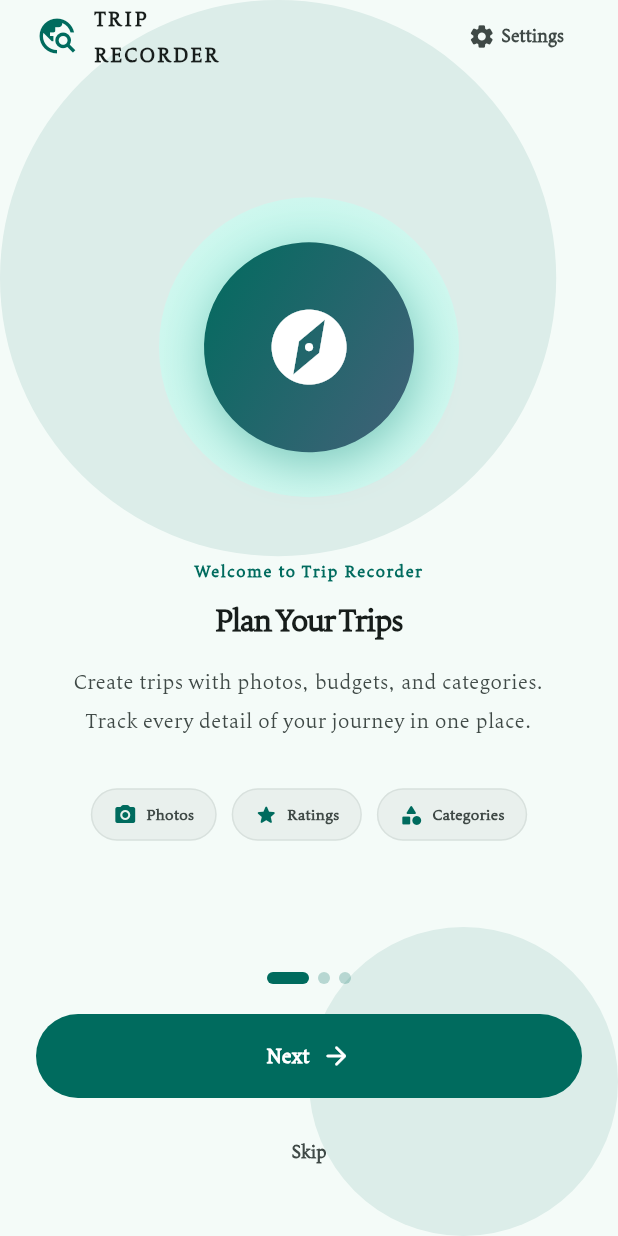
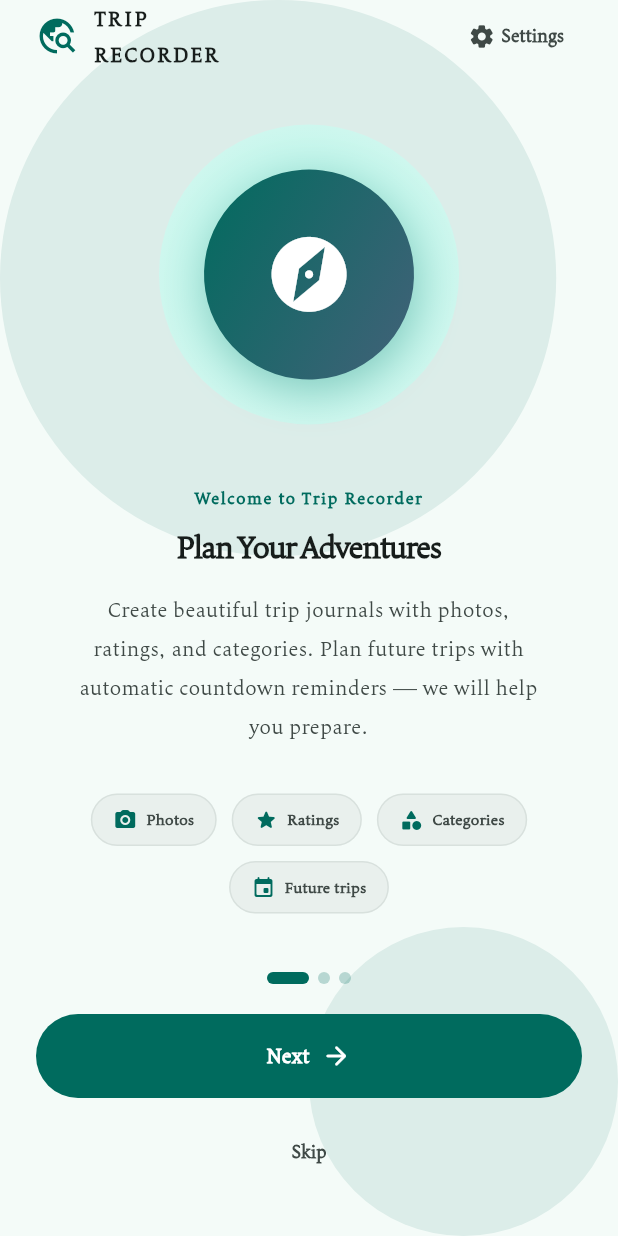
Before and after one commit to apollocked/Trip_recorder_app, a Flutter app: the screen it shows after launch, on a phone screen of 412 x 824 dp. Run offline on Flutter 3.47's test engine with Material 3 defaults, Android fonts, the phone set to English and light mode, and no system bars; our stand-ins replace fl_chart, flutter_dotenv, flutter_local_notifications, go_router, image_picker, permission_handler and 5 more; accounts and stored records are empty.

Commit message:
Update : the UI and the logical fuctionality of the app

```diff
--- a/lib/core/l10n/app_en.arb
+++ b/lib/core/l10n/app_en.arb
@@ -56,15 +56,15 @@
   "onboardingBadgeFavorites": "Favorites",
   "onboardingBadgeTimeline": "Timeline",
   "onboardingBadgeConverter": "Converter",
-  "onboardingTitle1": "Plan Your Trips",
-  "onboardingDesc1": "Create trips with photos, budgets, and categories. Track every detail of your journey in one place.",
-  "onboardingTip1": "Tip: Tap + to create your first trip",
-  "onboardingTitle2": "Stay Organized",
-  "onboardingDesc2": "Manage packing checklists, track expenses by category, and keep a travel journal with photos.",
-  "onboardingTip2": "Tip: Swipe left on items to delete them",
-  "onboardingTitle3": "Private & Offline",
-  "onboardingDesc3": "No account needed. All your data stays safely on your device. Your privacy is built in.",
-  "onboardingTip3": "Tip: View Statistics for travel insights",
+  "onboardingTitle1": "Plan Your Adventures",
+  "onboardingDesc1": "Create beautiful trip journals with photos, ratings, and categories. Plan future trips with automatic countdown reminders — we will help you prepare.",
+  "onboardingTip1": "Tip: Add a future trip and get countdown reminders",
+  "onboardingTitle2": "Get Ready to Go",
+  "onboardingDesc2": "Smart packing lists, expense tracking, and a travel journal keep you organized. Get notified before departure so you never miss a trip.",
+  "onboardingTip2": "Tip: Long-press a future trip to reschedule or edit it",
+  "onboardingTitle3": "Your Travel Timeline",
+  "onboardingDesc3": "Relive past trips as beautiful memories. Explore statistics, save favorites, convert currencies — all offline and private, with no account needed.",
+  "onboardingTip3": "Tip: Browse Memories to relive your journeys",
   "fabTooltip": "Create a new trip",
   "firstLaunchHint": "Tap + to start planning your first trip!",
   "nextLabel": "Next",
@@ -269,5 +269,9 @@
   },
   "thisWeek": "This Week",
   "thisMonth": "This Month",
-  "comingSoon": "Coming Soon"
+  "comingSoon": "Coming Soon",
+  "onboardingBadgeFutureTrips": "Future trips",
+  "onboardingBadgeReminders": "Reminders",
+  "onboardingBadgeMemories": "Memories",
+  "onboardingBadgeOffline": "Offline"
 }
--- a/lib/core/l10n/app_localizations.dart
+++ b/lib/core/l10n/app_localizations.dart
@@ -445,55 +445,55 @@ abstract class AppLocalizations {
   /// No description provided for @onboardingTitle1.
   ///
   /// In en, this message translates to:
-  /// **'Plan Your Trips'**
+  /// **'Plan Your Adventures'**
   String get onboardingTitle1;
 
   /// No description provided for @onboardingDesc1.
   ///
   /// In en, this message translates to:
-  /// **'Create trips with photos, budgets, and categories. Track every detail of your journey in one place.'**
+  /// **'Create beautiful trip journals with photos, ratings, and categories. Plan future trips with automatic countdown reminders — we will help you prepare.'**
   String get onboardingDesc1;
 
   /// No description provided for @onboardingTip1.
   ///
   /// In en, this message translates to:
-  /// **'Tip: Tap + to create your first trip'**
+  /// **'Tip: Add a future trip and get countdown reminders'**
   String get onboardingTip1;
 
   /// No description provided for @onboardingTitle2.
   ///
   /// In en, this message translates to:
-  /// **'Stay Organized'**
+  /// **'Get Ready to Go'**
   String get onboardingTitle2;
 
   /// No description provided for @onboardingDesc2.
   ///
   /// In en, this message translates to:
-  /// **'Manage packing checklists, track expenses by category, and keep a travel journal with photos.'**
+  /// **'Smart packing lists, expense tracking, and a travel journal keep you organized. Get notified before departure so you never miss a trip.'**
   String get onboardingDesc2;
 
   /// No description provided for @onboardingTip2.
   ///
   /// In en, this message translates to:
-  /// **'Tip: Swipe left on items to delete them'**
+  /// **'Tip: Long-press a future trip to reschedule or edit it'**
   String get onboardingTip2;
 
   /// No description provided for @onboardingTitle3.
   ///
   /// In en, this message translates to:
-  /// **'Private & Offline'**
+  /// **'Your Travel Timeline'**
   String get onboardingTitle3;
 
   /// No description provided for @onboardingDesc3.
   ///
   /// In en, this message translates to:
-  /// **'No account needed. All your data stays safely on your device. Your privacy is built in.'**
+  /// **'Relive past trips as beautiful memories. Explore statistics, save favorites, convert currencies — all offline and private, with no account needed.'**
   String get onboardingDesc3;
 
   /// No description provided for @onboardingTip3.
   ///
   /// In en, this message translates to:
-  /// **'Tip: View Statistics for travel insights'**
+  /// **'Tip: Browse Memories to relive your journeys'**
   String get onboardingTip3;
 
   /// No description provided for @fabTooltip.
@@ -1353,6 +1353,30 @@ abstract class AppLocalizations {
   /// In en, this message translates to:
   /// **'Coming Soon'**
   String get comingSoon;
+
+  /// No description provided for @onboardingBadgeFutureTrips.
+  ///
+  /// In en, this message translates to:
+  /// **'Future trips'**
+  String get onboardingBadgeFutureTrips;
+
+  /// No description provided for @onboardingBadgeReminders.
+  ///
+  /// In en, this message translates to:
+  /// **'Reminders'**
+  String get onboardingBadgeReminders;
+
+  /// No description provided for @onboardingBadgeMemories.
+  ///
+  /// In en, this message translates to:
+  /// **'Memories'**
+  String get onboardingBadgeMemories;
+
+  /// No description provided for @onboardingBadgeOffline.
+  ///
+  /// In en, this message translates to:
+  /// **'Offline'**
+  String get onboardingBadgeOffline;
 }
 
 class _AppLocalizationsDelegate
--- a/lib/core/l10n/app_localizations_en.dart
+++ b/lib/core/l10n/app_localizations_en.dart
@@ -184,34 +184,36 @@ class AppLocalizationsEn extends AppLocalizations {
   String get onboardingBadgeConverter => 'Converter';
 
   @override
-  String get onboardingTitle1 => 'Plan Your Trips';
+  String get onboardingTitle1 => 'Plan Your Adventures';
 
   @override
   String get onboardingDesc1 =>
-      'Create trips with photos, budgets, and categories. Track every detail of your journey in one place.';
+      'Create beautiful trip journals with photos, ratings, and categories. Plan future trips with automatic countdown reminders — we will help you prepare.';
 
   @override
-  String get onboardingTip1 => 'Tip: Tap + to create your first trip';
+  String get onboardingTip1 =>
+      'Tip: Add a future trip and get countdown reminders';
 
   @override
-  String get onboardingTitle2 => 'Stay Organized';
+  String get onboardingTitle2 => 'Get Ready to Go';
 
   @override
   String get onboardingDesc2 =>
-      'Manage packing checklists, track expenses by category, and keep a travel journal with photos.';
+      'Smart packing lists, expense tracking, and a travel journal keep you organized. Get notified before departure so you never miss a trip.';
 
   @override
-  String get onboardingTip2 => 'Tip: Swipe left on items to delete them';
+  String get onboardingTip2 =>
+      'Tip: Long-press a future trip to reschedule or edit it';
 
   @override
-  String get onboardingTitle3 => 'Private & Offline';
+  String get onboardingTitle3 => 'Your Travel Timeline';
 
   @override
   String get onboardingDesc3 =>
-      'No account needed. All your data stays safely on your device. Your privacy is built in.';
+      'Relive past trips as beautiful memories. Explore statistics, save favorites, convert currencies — all offline and private, with no account needed.';
 
   @override
-  String get onboardingTip3 => 'Tip: View Statistics for travel insights';
+  String get onboardingTip3 => 'Tip: Browse Memories to relive your journeys';
 
   @override
   String get fabTooltip => 'Create a new trip';
@@ -673,4 +675,16 @@ class AppLocalizationsEn extends AppLocalizations {
 
   @override
   String get comingSoon => 'Coming Soon';
+
+  @override
+  String get onboardingBadgeFutureTrips => 'Future trips';
+
+  @override
+  String get onboardingBadgeReminders => 'Reminders';
+
+  @override
+  String get onboardingBadgeMemories => 'Memories';
+
+  @override
+  String get onboardingBadgeOffline => 'Offline';
 }
--- a/lib/main.dart
+++ b/lib/main.dart
@@ -15,6 +15,7 @@ import 'package:shared_preferences/shared_preferences.dart';
 
 Future<void> main() async {
   WidgetsFlutterBinding.ensureInitialized();
+
   try {
     await dotenv.load();
   } catch (_) {}
--- a/lib/views/pages/on_boarding_page.dart
+++ b/lib/views/pages/on_boarding_page.dart
@@ -81,6 +81,7 @@ class _OnboardingPageState extends State<OnboardingPage> {
           FeatureBadge(Icons.photo_camera_rounded, l.onboardingBadgePhotos),
           FeatureBadge(Icons.star_rounded, l.onboardingBadgeRatings),
           FeatureBadge(Icons.category_rounded, l.onboardingBadgeCategories),
+          FeatureBadge(Icons.event_rounded, l.onboardingBadgeFutureTrips),
         ],
       ),
       OnboardingItem(
@@ -89,12 +90,10 @@ class _OnboardingPageState extends State<OnboardingPage> {
         description: l.onboardingDesc2,
         tip: l.onboardingTip2,
         features: [
-          FeatureBadge(
-            Icons.account_balance_wallet_rounded,
-            l.onboardingBadgeBudget,
-          ),
           FeatureBadge(Icons.checklist_rounded, l.onboardingBadgeChecklist),
+          FeatureBadge(Icons.account_balance_wallet_rounded, l.onboardingBadgeBudget),
           FeatureBadge(Icons.auto_stories_rounded, l.onboardingBadgeJournal),
+          FeatureBadge(Icons.notifications_active_rounded, l.onboardingBadgeReminders),
         ],
       ),
       OnboardingItem(
@@ -105,11 +104,9 @@ class _OnboardingPageState extends State<OnboardingPage> {
         features: [
           FeatureBadge(Icons.bar_chart_rounded, l.onboardingBadgeStatistics),
           FeatureBadge(Icons.favorite_rounded, l.onboardingBadgeFavorites),
-          FeatureBadge(Icons.timeline_rounded, l.onboardingBadgeTimeline),
-          FeatureBadge(
-            Icons.currency_exchange_rounded,
-            l.onboardingBadgeConverter,
-          ),
+          FeatureBadge(Icons.timeline_rounded, l.onboardingBadgeMemories),
+          FeatureBadge(Icons.currency_exchange_rounded, l.onboardingBadgeConverter),
+          FeatureBadge(Icons.shield_rounded, l.onboardingBadgeOffline),
         ],
       ),
     ];
--- a/lib/views/widgets/add_trip/notification_permission.dart
+++ b/lib/views/widgets/add_trip/notification_permission.dart
@@ -2,6 +2,8 @@ import 'package:flutter/material.dart';
 import 'package:flutter_local_notifications/flutter_local_notifications.dart';
 import 'package:permission_handler/permission_handler.dart';
 import 'package:animations_in_flutter/core/l10n/app_localizations.dart';
+
+bool _sessionAnswered = false;
 
 Future<bool> requestNotificationPermission(BuildContext context) async {
   final colorScheme = Theme.of(context).colorScheme;
@@ -19,6 +21,7 @@ Future<bool> requestNotificationPermission(BuildContext context) async {
       await Permission.notification.status.then((s) => s.isGranted);
 
   if (notifGranted) return true;
+  if (_sessionAnswered) return false;
   if (!context.mounted) return false;
 
   final result = await showDialog<bool>(
@@ -76,6 +79,8 @@ Future<bool> requestNotificationPermission(BuildContext context) async {
     ),
   );
 
+  _sessionAnswered = true;
+
   if (result == true) {
     final status = await Permission.notification.request();
     if (status.isPermanentlyDenied) {
```
Also changed, not shown: lib/core/l10n/app_ar.arb (+14 -10 lines), lib/core/l10n/app_ku.arb (+14 -10 lines), lib/core/l10n/app_localizations_ar.dart (+23 -9 lines), lib/core/l10n/app_localizations_ku.dart (+23 -9 lines), lib/views/pages/add_trip_page.dart (+4 -3 lines), lib/views/pages/next_trips_page.dart (+1 -25 lines), lib/views/widgets/permission_dialog.dart (+25 -28 lines).
